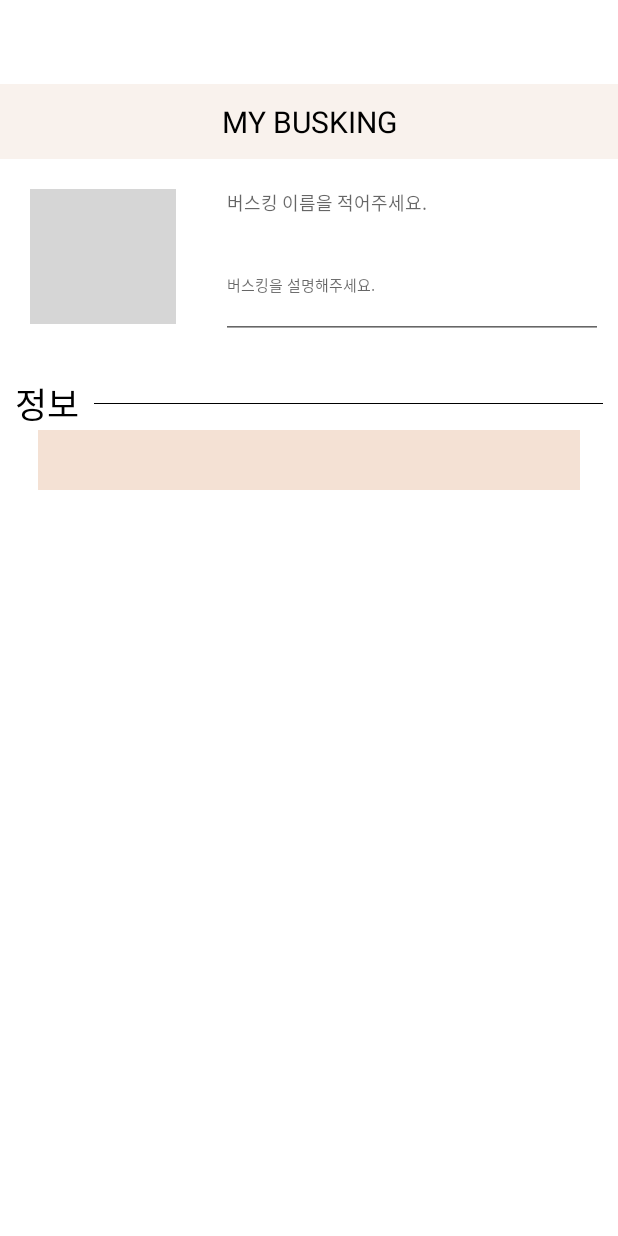
After one commit to bus-king/Android, an Android app: the layout activity_register_design.xml on its own in the app's theme, with its tools: preview values and no code run, on a phone screen of 412 x 824 dp. The commit adds this screen. Run offline under Robolectric (Android 15) with nearby library versions, the phone set to English and light mode, and no system bars; grey boxes are pictures that could not be loaded.

Commit message:
design 입히기

```diff
--- a/Android/app/src/main/java/com/example/paeng/busking/RegisterShowActivity.java
+++ b/Android/app/src/main/java/com/example/paeng/busking/RegisterShowActivity.java
@@ -65,9 +65,9 @@ public class RegisterShowActivity extends AppCompatActivity {
                     showTest.setShowTime(etTime.getText().toString());
                     showTest.setShowDescription(etDesc.getText().toString());
 
-                    //registerProgress(showTest);
+                    registerProgress(showTest);
 
-                    registerProgressInnerDB(showTest);
+                    //registerProgressInnerDB(showTest);
                     Toast.makeText(RegisterShowActivity.this, "Registered", Toast.LENGTH_SHORT).show();
                     finish();
                 }
--- a/Android/app/src/main/java/com/example/paeng/busking/Utils/Constants.java
+++ b/Android/app/src/main/java/com/example/paeng/busking/Utils/Constants.java
@@ -4,7 +4,7 @@ package com.example.paeng.busking.Utils;
 public class Constants {
     //ec2-13-125-173-96.ap-northeast-2.compute.amazonaws.com
     //public static final String BASE_URL = "http://10.0.2.2:8080/api/v1/";
-    public static final String BASE_URL = "http://ec2-52-79-51-48.ap-northeast-2.compute.amazonaws.com:8080/";
+    public static final String BASE_URL = "http://ec2-52-79-51-48.ap-northeast-2.compute.amazonaws.com:8080/event/";
     public static final String TOKEN = "token";
     public static final String EMAIL = "email";
 }
--- a/Android/app/src/main/java/com/example/paeng/busking/network/RetrofitInterface.java
+++ b/Android/app/src/main/java/com/example/paeng/busking/network/RetrofitInterface.java
@@ -21,8 +21,11 @@ public interface RetrofitInterface {
     @POST("users")
     Observable<Res> registerUser(@Body User user);
 
-    @POST("show")
+    @POST("createContests")
     Observable<Res> registerShow(@Body Show show);
+
+    @GET("createContests")
+    Observable<Show[]> getAllShow();
 
     @GET("show/{id}")
     Observable<Show> getShow(@Path("id") int id);
--- a/Android/app/src/main/res/layout/activity_main.xml
+++ b/Android/app/src/main/res/layout/activity_main.xml
@@ -44,9 +44,7 @@
             android:layout_height="wrap_content"
             android:layout_gravity="bottom|end"
             android:layout_margin="@dimen/fab_margin"
-            android:background="#cc0000"
             app:srcCompat="@android:drawable/ic_menu_add" />
-
 
     </android.support.design.widget.CoordinatorLayout>
 
--- a/Android/app/src/main/res/layout/activity_register.xml
+++ b/Android/app/src/main/res/layout/activity_register.xml
@@ -14,8 +14,7 @@
             android:layout_width="match_parent"
             android:layout_height="?attr/actionBarSize"
             android:background="?attr/colorPrimary"
-            app:popupTheme="@style/AppTheme.AppBarOverlay"
-            android:text="Register"/>
+            app:popupTheme="@style/AppTheme.AppBarOverlay" />
 
         <ScrollView
             android:layout_width="match_parent"
--- /dev/null
+++ b/Android/app/src/main/res/layout/activity_register_design.xml
@@ -0,0 +1,162 @@
+<?xml version="1.0" encoding="utf-8"?>
+<RelativeLayout
+    xmlns:android="http://schemas.android.com/apk/res/android"
+    android:layout_width="match_parent"
+    android:layout_height="match_parent"
+    xmlns:app="http://schemas.android.com/apk/res-auto">
+
+    <LinearLayout
+        android:layout_width="match_parent"
+        android:layout_height="match_parent"
+        android:orientation="vertical">
+
+        <android.support.v7.widget.Toolbar
+            android:id="@+id/toolbar"
+            android:layout_width="match_parent"
+            android:layout_height="?attr/actionBarSize"
+            android:background="#ffffff"
+            android:text="버S킹"
+            android:textColor="#000000"/>
+
+        <ScrollView
+            android:layout_width="match_parent"
+            android:layout_height="match_parent"
+            android:background="#ffffff">
+
+            <LinearLayout
+                android:layout_width="match_parent"
+                android:layout_height="wrap_content"
+                android:orientation="vertical">
+
+                <TextView
+                    android:layout_width="match_parent"
+                    android:layout_height="50dp"
+                    android:background="@color/colorMainLight"
+                    android:text="MY BUSKING"
+                    android:textColor="#000000"
+                    android:textSize="20dp"
+                    android:gravity="center"
+                    />
+
+                <LinearLayout
+                    android:layout_width="match_parent"
+                    android:layout_height="130dp"
+                    android:orientation="horizontal"
+                    android:layout_marginBottom="15dp">
+
+                    <LinearLayout
+                        android:layout_width="0dp"
+                        android:layout_height="match_parent"
+                        android:layout_weight="1"
+                        android:padding="20dp">
+
+                        <ImageView
+                            android:layout_width="match_parent"
+                            android:layout_height="match_parent"
+                            android:background="@drawable/img_hip"
+                            android:padding="10dp"/>
+
+                    </LinearLayout>
+
+
+
+                    <LinearLayout
+                        android:layout_width="0dp"
+                        android:layout_height="match_parent"
+                        android:layout_weight="2"
+                        android:orientation="vertical"
+                        android:paddingLeft="10dp"
+                        android:paddingTop="10dp"
+                        android:paddingRight="10dp"
+                        android:paddingBottom="10dp">
+
+                        <EditText
+                            android:layout_width="match_parent"
+                            android:layout_height="wrap_content"
+                            android:hint="버스킹 이름을 적어주세요."
+                            android:textSize="12dp"/>
+
+                        <EditText
+                            android:layout_width="match_parent"
+                            android:layout_height="wrap_content"
+                            android:hint="버스킹을 설명해주세요."
+                            android:textSize="10dp"
+                            android:inputType="textMultiLine"
+                            android:lines="4"
+                            android:scrollbars="vertical"/>
+
+                    </LinearLayout>
+
+
+
+                </LinearLayout>
+
+
+                <!-- line -->
+                <LinearLayout
+                    android:layout_width="match_parent"
+                    android:layout_height="wrap_content"
+                    android:orientation="horizontal"
+
+                    android:paddingRight="10dp"
+                    android:paddingLeft="10dp">
+
+                    <TextView
+                        android:layout_width="0dp"
+                        android:layout_height="wrap_content"
+                        android:layout_weight="1"
+                        android:textSize="23dp"
+                        android:text="정보"
+                        android:paddingRight="10dp"
+                        android:textColor="#000000"/>
+
+
+                    <View
+                        android:layout_width="match_parent"
+                        android:layout_height="0.5dp"
+                        android:layout_centerInParent="true"
+                        android:background="#000000"
+                        android:layout_gravity="center"/>
+
+                </LinearLayout>
+
+                <!-- choice location -->
+                <LinearLayout
+                    android:layout_width="match_parent"
+                    android:layout_height="40dp"
+                    android:background="@color/colorMainDark"
+                    android:orientation="horizontal"
+                    android:layout_marginLeft="25dp"
+                    android:layout_marginRight="25dp"
+
+                    >
+
+
+                </LinearLayout>
+
+
+
+
+            </LinearLayout>
+
+
+
+
+
+
+        </ScrollView>
+
+
+    </LinearLayout>
+
+
+
+
+
+
+
+
+
+
+
+</RelativeLayout>
--- a/Android/app/src/main/res/values/colors.xml
+++ b/Android/app/src/main/res/values/colors.xml
@@ -5,4 +5,15 @@
     <color name="colorAccent">#FFFFFF</color>
     <color name="colorRed">#CC0000</color>
     <color name="colorBlue">#3333AA</color>
+
+    <!-- 249 242 237 -->
+    <color name="colorMainLight">#F9F2ED</color>
+    <!-- 234 208 195 -->
+    <color name="colorMainButton">#EAD0C3</color>
+    <!-- 244 225 212 -->
+    <color name="colorMainDark">#F4E1D4</color>
+    <!-- 102 102 102 -->
+    <color name="colorLineGray">#666666</color>
+    <!-- 188 187 187 -->
+    <color name="colorMainGray">#BCBBBB</color>
 </resources>
```
Also changed, not shown: Android/app/src/main/java/com/example/paeng/busking/Fragment/FragmentList.java (+62 -47 lines).
